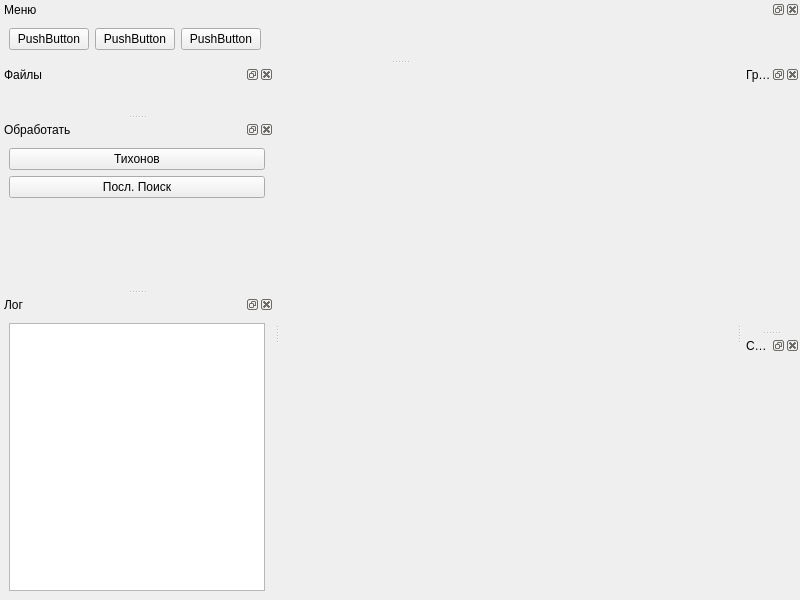
First picture: the form in mainwindow.ui, repository Dm1stry/pyNMR_Processing, before the edit.
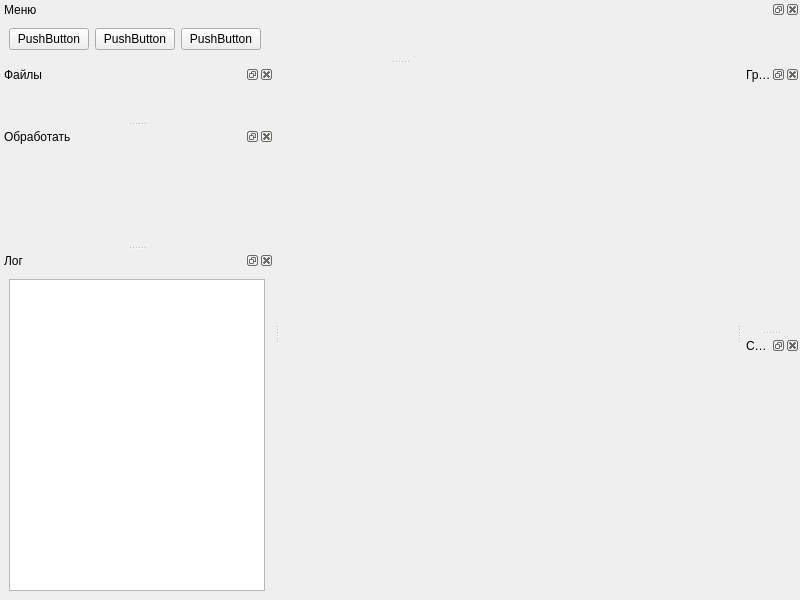
Second picture: the form after the edit.

Commit message: Added spacer to Vertical toolbar, removed redundant console and log print, updated but still not works properly Tikhonov processing utton

```diff
--- a/mainwindow.ui
+++ b/mainwindow.ui
@@ -41,21 +41,10 @@
    <widget class="QWidget" name="dockWidgetContents_4">
     <layout class="QVBoxLayout" name="verticalLayout_5">
      <item>
-      <widget class="QPushButton" name="tikhonov_button">
-       <property name="text">
-        <string>Тихонов</string>
-       </property>
-      </widget>
+      <layout class="QVBoxLayout" name="process_layout"/>
      </item>
      <item>
-      <widget class="QPushButton" name="minimum_entropy_button">
-       <property name="text">
-        <string>Посл. Поиск</string>
-       </property>
-      </widget>
-     </item>
-     <item>
-      <spacer name="verticalSpacer_2">
+      <spacer name="verticalSpacer">
        <property name="orientation">
         <enum>Qt::Vertical</enum>
        </property>
```
The commit also changes 3 other files.
